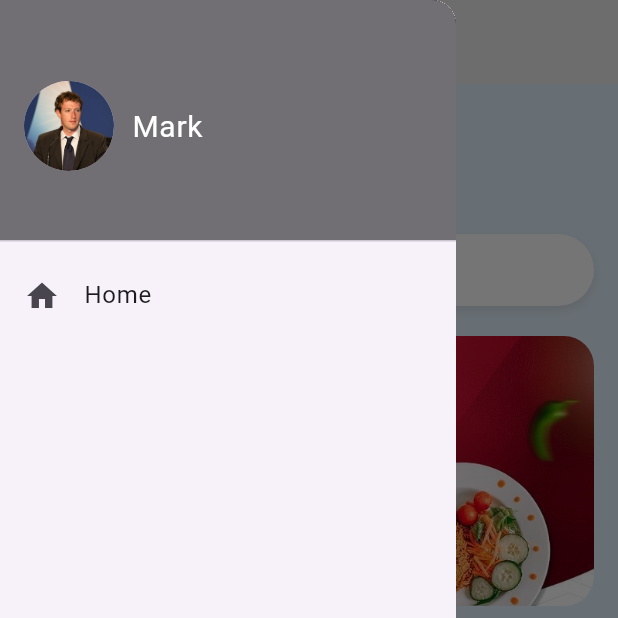
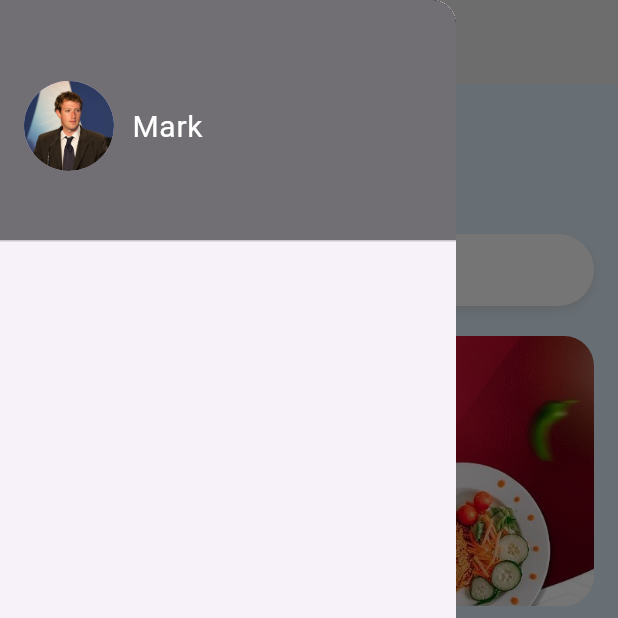
Before and after one commit to AbhisekRai24/servzz, a Flutter app: the HomePageView screen opened directly, with the side drawer open, on a phone screen of 412 x 824 dp, the top half of it. Run offline on Flutter 3.47's test engine with Material 3 defaults, Android fonts, the phone set to English and light mode, and no system bars.

Commit message:
edits icon

```diff
--- a/lib/view/home_page_view.dart
+++ b/lib/view/home_page_view.dart
@@ -27,13 +27,13 @@ class HomePageView extends StatelessWidget {
             ],
           ),
         ),
-        ListTile(
-          leading: Icon(Icons.home),
-          title: Text('Home'),
-          onTap: () {
-            Navigator.pop(context);
-          },
-        ),
+        // ListTile(
+        //   leading: Icon(Icons.home),
+        //   title: Text('Home'),
+        //   onTap: () {
+        //     Navigator.pop(context);
+        //   },
+        // ),
         Spacer(),
         ListTile(
           leading: Icon(Icons.logout, color: Colors.red),
```
